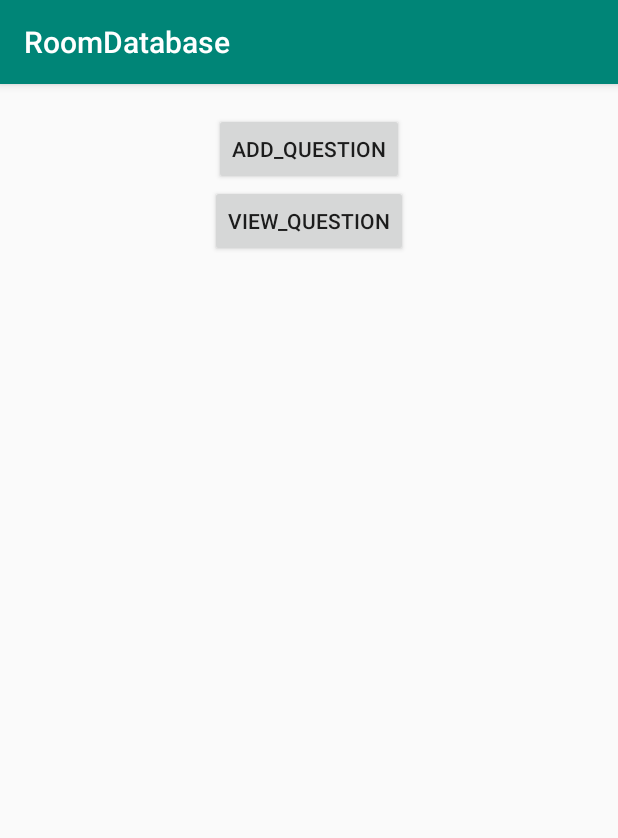
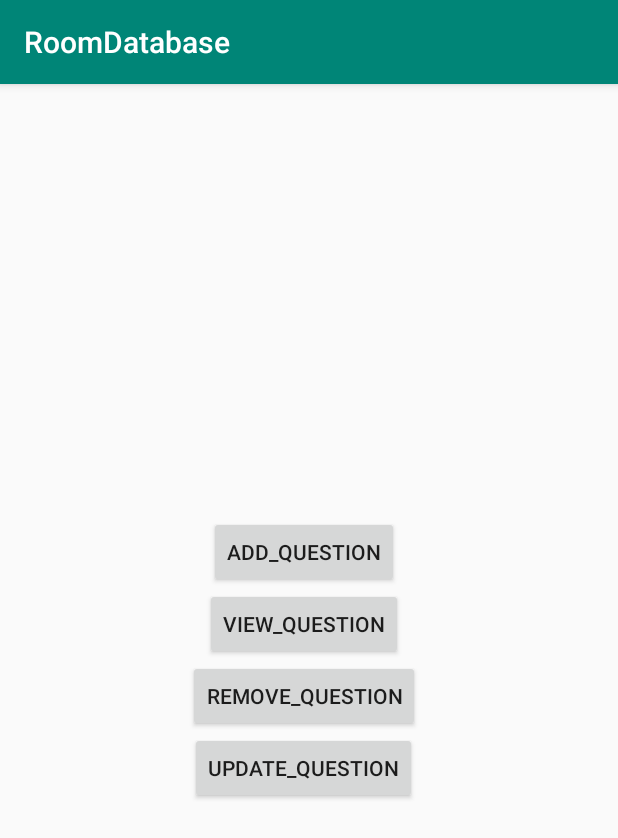
Before and after one commit to smacrito/cs339, an Android app: the screen it shows after launch (MainActivity), on a phone screen of 412 x 824 dp. Shown: the top 838 px of the screen. Run offline under Robolectric (Android 15) with nearby library versions, the phone set to English and light mode, and no system bars; our stand-ins replace Room's generated code.

Commit message:
adding question to database working

```diff
--- a/RoomDatabase/app/build.gradle
+++ b/RoomDatabase/app/build.gradle
@@ -41,5 +41,6 @@ dependencies {
     testImplementation 'junit:junit:4.12'
     androidTestImplementation 'androidx.test.ext:junit:1.1.0'
     androidTestImplementation 'androidx.test.espresso:espresso-core:3.1.1'
+    implementation 'com.google.android.material:material:1.0.0'
 
 }
--- a/RoomDatabase/app/src/main/java/com/example/roomdatabase/HomeFragment.java
+++ b/RoomDatabase/app/src/main/java/com/example/roomdatabase/HomeFragment.java
@@ -8,13 +8,15 @@ import androidx.fragment.app.Fragment;
 import android.view.LayoutInflater;
 import android.view.View;
 import android.view.ViewGroup;
+import android.widget.Button;
 
 
 /**
  * A simple {@link Fragment} subclass.
  */
-public class HomeFragment extends Fragment {
+public class HomeFragment extends Fragment implements View.OnClickListener{
 
+    private Button addQuestionButton;
 
     public HomeFragment() {
         // Required empty public constructor
@@ -25,7 +27,21 @@ public class HomeFragment extends Fragment {
     public View onCreateView(LayoutInflater inflater, ViewGroup container,
                              Bundle savedInstanceState) {
         // Inflate the layout for this fragment
-        return inflater.inflate(R.layout.fragment_home, container, false);
+        View view = inflater.inflate(R.layout.fragment_home, container, false);
+        addQuestionButton = view.findViewById(R.id.add_question_button);
+        //register listener for button
+        addQuestionButton.setOnClickListener(this);
+        return view;
     }
 
+    @Override
+    public void onClick(View v) {
+        switch (v.getId()){
+            case R.id.add_question_button:
+                MainActivity.fragmentManager.beginTransaction().replace(R.id.fragment_container, new AddQuestionFragment()).addToBackStack(null).commit();
+                break;
+
+
+        }
+    }
 }
--- a/RoomDatabase/app/src/main/java/com/example/roomdatabase/MainActivity.java
+++ b/RoomDatabase/app/src/main/java/com/example/roomdatabase/MainActivity.java
@@ -2,26 +2,35 @@ package com.example.roomdatabase;
 
 import androidx.appcompat.app.AppCompatActivity;
 import androidx.fragment.app.FragmentManager;
+import androidx.room.Room;
 
 import android.os.Bundle;
 //TODO: add functions to buttons and adjust layout to make them lower
 public class MainActivity extends AppCompatActivity {
+
     //create frag manager object
     public static FragmentManager fragmentManager;
+    //database variables
+    public static QuestionDB QuestionDB;
     @Override
     protected void onCreate(Bundle savedInstanceState) {
 
         super.onCreate(savedInstanceState);
         setContentView(R.layout.activity_main);
 
-        // adding instance of fragmanager
+        //create instance of fragmanager
         fragmentManager = getSupportFragmentManager();
 
+        //create instance of database   context shows android we are referencing something outside of our scope for use in another context
+        QuestionDB = Room.databaseBuilder(getApplicationContext(),QuestionDB.class,"questionDB").allowMainThreadQueries().build();
+                                                                                                    //TODO: change allowMainThreadQueries() to a library that allows a seperate thread to open.
+                                                                                                    // bad practice to have this on main thread
+        // add first fragment to main activity
         if(findViewById(R.id.fragment_container)!=null){
             if(savedInstanceState!=null){
                 return;
             }
-            //adds fragment to main activity
+            //adds fragment to container            specify container           specify fragment
             fragmentManager.beginTransaction().add(R.id.fragment_container,new HomeFragment()).commit();
         }
     }
--- a/RoomDatabase/app/src/main/res/layout/activity_main.xml
+++ b/RoomDatabase/app/src/main/res/layout/activity_main.xml
@@ -10,8 +10,6 @@
         android:id="@+id/fragment_container"
         android:layout_width="409dp"
         android:layout_height="729dp"
-        android:layout_marginStart="8dp"
-        android:layout_marginLeft="8dp"
         android:layout_marginTop="8dp"
         android:layout_marginEnd="8dp"
         android:layout_marginRight="8dp"
@@ -19,7 +17,5 @@
         app:layout_constraintBottom_toBottomOf="parent"
         app:layout_constraintEnd_toEndOf="parent"
         app:layout_constraintStart_toStartOf="parent"
-        app:layout_constraintTop_toTopOf="parent">
-
-    </FrameLayout>
+        app:layout_constraintTop_toTopOf="parent"/>
 </androidx.constraintlayout.widget.ConstraintLayout>
--- a/RoomDatabase/app/src/main/res/layout/fragment_home.xml
+++ b/RoomDatabase/app/src/main/res/layout/fragment_home.xml
@@ -3,13 +3,14 @@
     xmlns:tools="http://schemas.android.com/tools"
     android:layout_width="match_parent"
     android:layout_height="match_parent"
-    xmlns:app="http://schemas.android.com/apk/res-auto"
     tools:context=".HomeFragment">
-
     <LinearLayout
+        android:gravity="center"
         android:layout_width="match_parent"
         android:layout_height="match_parent"
         android:orientation="vertical">
+
+
 
         <Button
             android:id="@+id/add_question_button"
@@ -25,5 +26,20 @@
             android:layout_gravity="center"
             android:text="View_Question"
             />
+        <Button
+            android:id="@+id/remove_question_button"
+            android:layout_width="wrap_content"
+            android:layout_height="wrap_content"
+            android:layout_gravity="center"
+            android:text="Remove_Question"
+            />
+
+        <Button
+            android:id="@+id/update_question_button"
+            android:layout_width="wrap_content"
+            android:layout_height="wrap_content"
+            android:layout_gravity="center"
+            android:text="Update_Question" />
     </LinearLayout>
+
 </FrameLayout>
--- a/RoomDatabase/app/src/main/res/values/strings.xml
+++ b/RoomDatabase/app/src/main/res/values/strings.xml
@@ -3,4 +3,5 @@
 
     <!-- TODO: Remove or change this placeholder text -->
     <string name="hello_blank_fragment">Hello blank fragment</string>
+    <string name="add_a_question">Add a Question</string>
 </resources>
```
Also changed, not shown: RoomDatabase/app/src/main/java/com/example/roomdatabase/AddQuestionFragment.java (added, +80 -0 lines), RoomDatabase/app/src/main/java/com/example/roomdatabase/Question.java (+19 -1 lines), RoomDatabase/app/src/main/res/layout/fragment_add_question.xml (added, +71 -0 lines).
